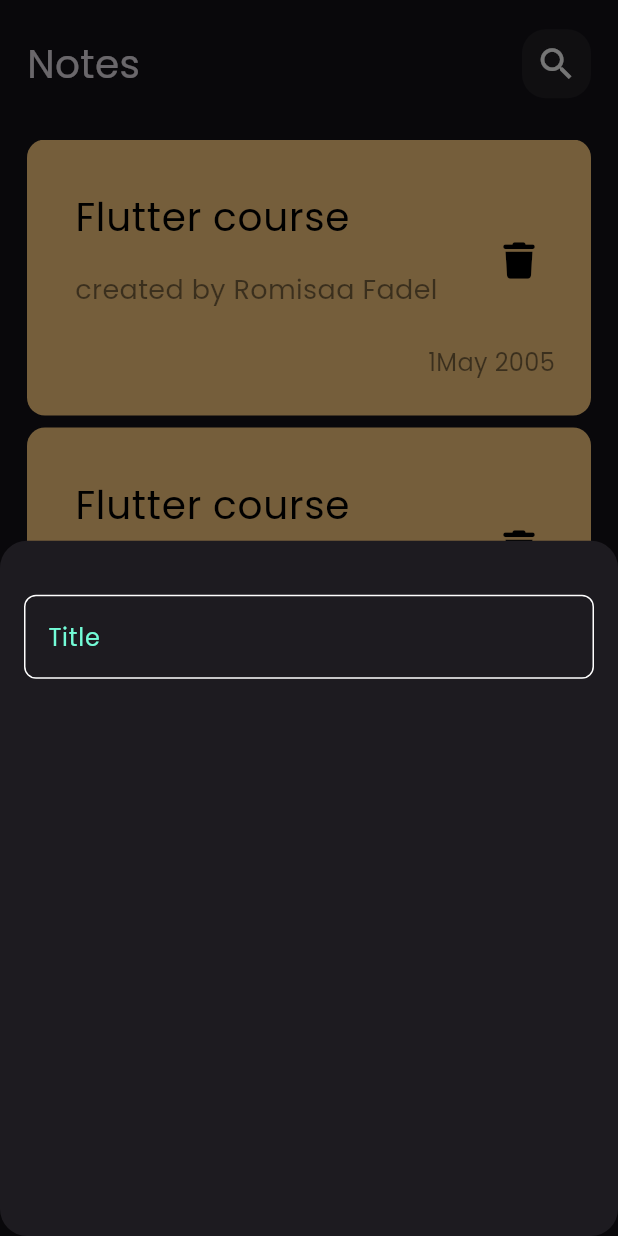
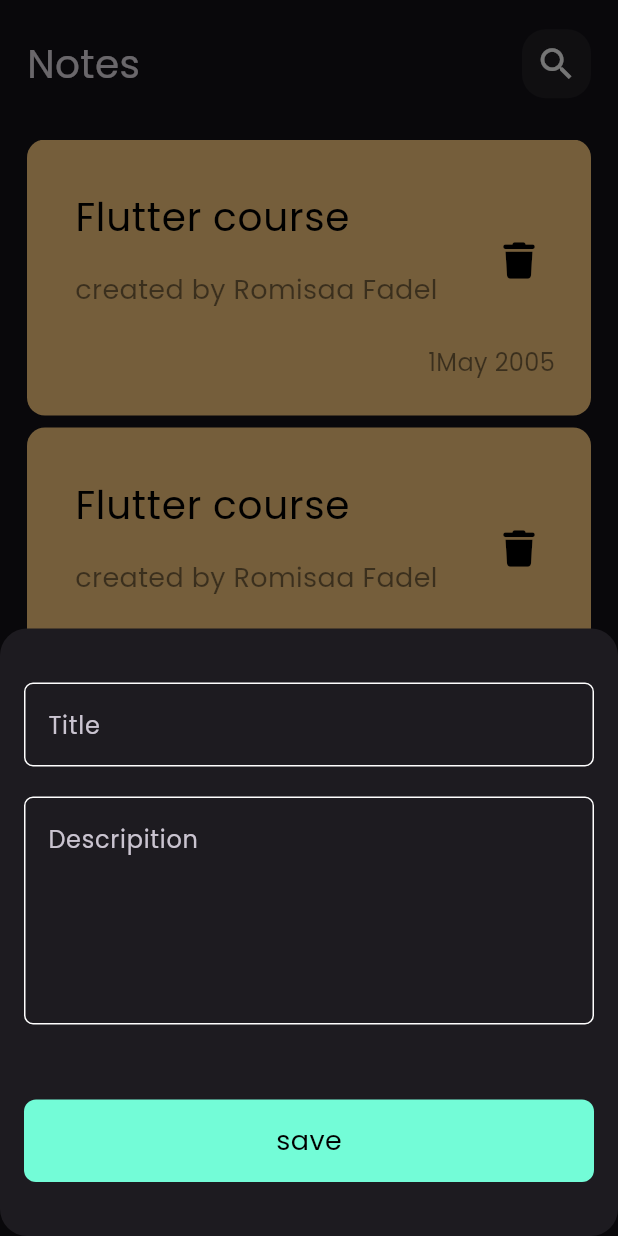
Before and after one commit to romisaa5/Notes_App, a Flutter app: the screen it shows after launch, after a tap on the "add" icon, on a phone screen of 412 x 824 dp. Run offline on Flutter 3.47's test engine with Material 3 defaults, Android fonts, the phone set to English and light mode, and no system bars; our stand-ins replace font_awesome_flutter.

Commit message:
finish notes bottom sheet

```diff
--- a/lib/widgets/custom_add_note_bottomsheet.dart
+++ b/lib/widgets/custom_add_note_bottomsheet.dart
@@ -1,4 +1,5 @@
 import 'package:flutter/material.dart';
+import 'package:note_app/widgets/custom_button.dart';
 import 'package:note_app/widgets/custom_textfield.dart';
 
 class CustomAddNoteBottomsheet extends StatelessWidget {
@@ -9,13 +10,26 @@ class CustomAddNoteBottomsheet extends StatelessWidget {
     return Container(
       child: Padding(
         padding: const EdgeInsets.all(16.0),
+        child: SingleChildScrollView(
           child: Column(
             children: [
               SizedBox(
                 height: 20,
               ),
-            CustomTextfield()
+              CustomTextfield(text: 'Title',maxline: 1,),
+              SizedBox(
+                height: 20,
+              ),
+                      CustomTextfield(text: 'Descripition',maxline: 5,),
+                       SizedBox(
+                height: 50
+              ),
+              CustomButton(),
+                  SizedBox(
+                height: 20
+              ),
             ],
+           ),
         ),
       ),
     );
--- /dev/null
+++ b/lib/widgets/custom_button.dart
@@ -0,0 +1,22 @@
+import 'package:flutter/material.dart';
+import 'package:note_app/constants.dart';
+
+class CustomButton extends StatelessWidget {
+  const CustomButton({super.key});
+
+  @override
+  Widget build(BuildContext context) {
+    return Container(
+      width: MediaQuery.of(context).size.width,
+      height: 55,
+      decoration: BoxDecoration(
+        color: KprimaryColor,
+        borderRadius: BorderRadius.circular(8),
+
+      ),
+      child: Center(child: Text('save',style: TextStyle(color: Colors.black,
+      fontSize: 18
+                )))
+    );
+  }
+}
--- a/lib/widgets/custom_textfield.dart
+++ b/lib/widgets/custom_textfield.dart
@@ -2,26 +2,27 @@ import 'package:flutter/material.dart';
 import 'package:note_app/constants.dart';
 
 class CustomTextfield extends StatelessWidget {
-  const CustomTextfield({super.key});
-
+  const CustomTextfield({super.key, required this.text, required this.maxline});
+  final String text;
+  final int maxline;
   @override
   Widget build(BuildContext context) {
     return TextField(
-  cursorColor: KprimaryColor,
+      maxLines: maxline,
+      cursorColor: KprimaryColor,
       decoration: InputDecoration(
-        hintText: "Title",
-        hintStyle: TextStyle(color: KprimaryColor),
-        border: buildoutlineborder(),
-        enabledBorder: buildoutlineborder(),
-        focusedBorder: buildoutlineborder(KprimaryColor)
-      ),
+
+          hintText: text,
+
+          border: buildoutlineborder(),
+          enabledBorder: buildoutlineborder(),
+          focusedBorder: buildoutlineborder(KprimaryColor)),
     );
   }
 
   OutlineInputBorder buildoutlineborder([Color]) {
     return OutlineInputBorder(
-        borderRadius: BorderRadius.circular(8),
-        borderSide: BorderSide( color:Color?? Colors.white)
-      );
+        borderRadius: BorderRadius.circular(6),
+        borderSide: BorderSide(color: Color ?? Colors.white));
   }
 }
```
Lines whose indentation alone changed are shown as unchanged.
